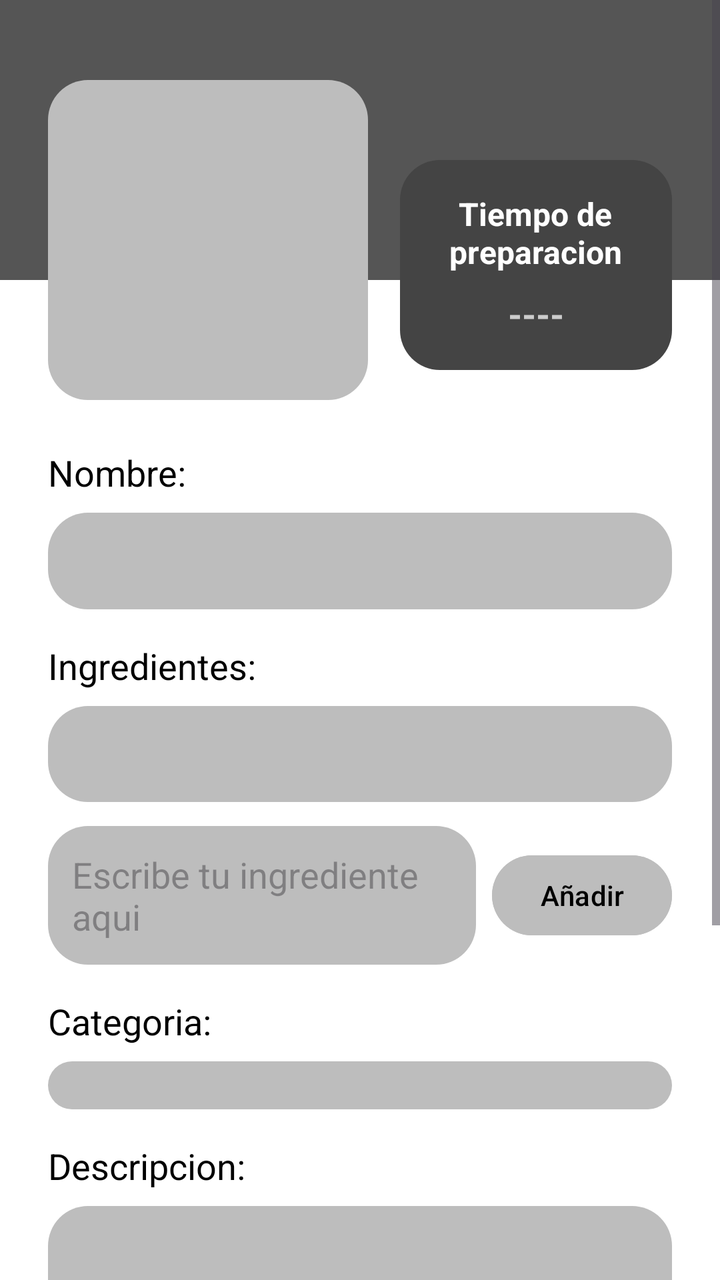
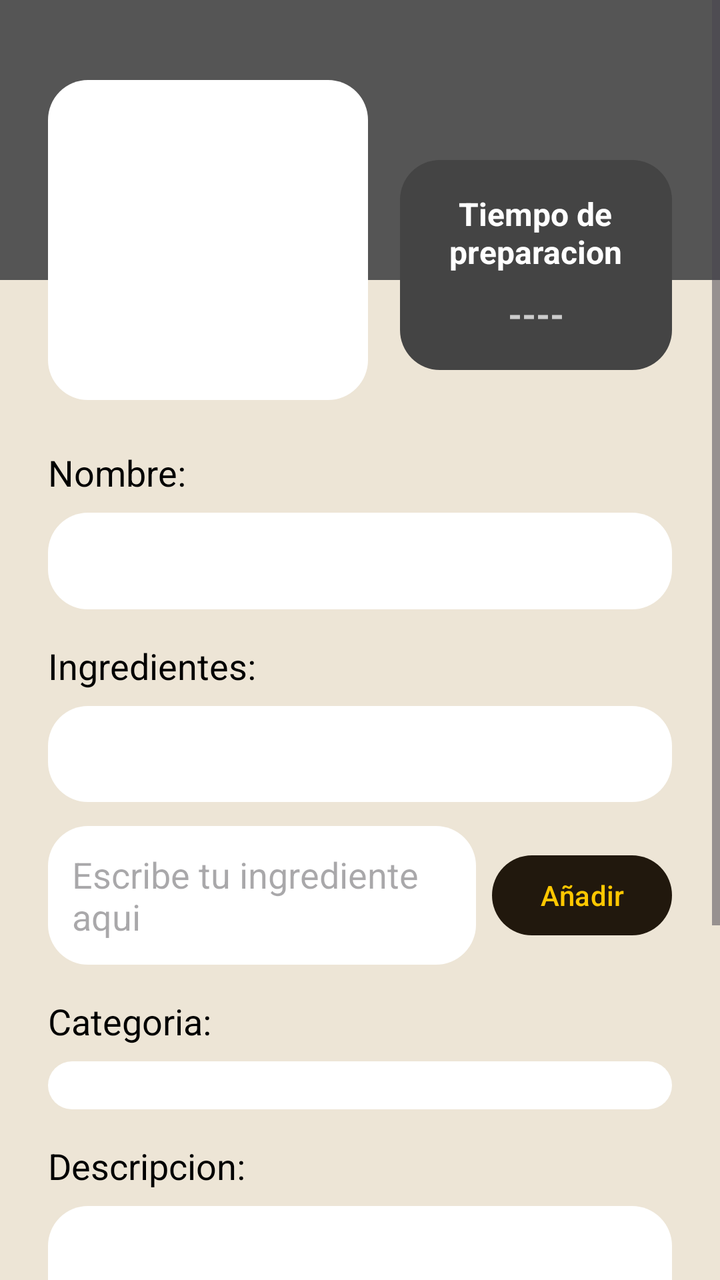

Before-and-after screenshots of an Android layout around one commit, followed by the original layout XML and the change that was made.
<!-- AndroidManifest.xml: application theme Theme.RefriMancia -->
<!-- res/layout/activity_create_recipe.xml -->
<?xml version="1.0" encoding="utf-8"?>
<ScrollView xmlns:android="http://schemas.android.com/apk/res/android"
    xmlns:app="http://schemas.android.com/apk/res-auto"
    android:layout_width="match_parent"
    android:layout_height="match_parent"
    android:background="#FFFFFF">

    <androidx.constraintlayout.widget.ConstraintLayout
        android:layout_width="match_parent"
        android:layout_height="wrap_content"
        android:paddingBottom="120dp">

        
        <View
            android:id="@+id/headerBackground"
            android:layout_width="match_parent"
            android:layout_height="140dp"
            android:background="#555555"
            app:layout_constraintTop_toTopOf="parent" />

        
        <FrameLayout
            android:id="@+id/imageContainer"
            android:layout_width="160dp"
            android:layout_height="160dp"
            android:layout_marginStart="24dp"
            android:layout_marginTop="40dp"
            android:background="@drawable/bg_input"
            android:padding="12dp"
            app:layout_constraintStart_toStartOf="parent"
            app:layout_constraintTop_toTopOf="parent">

            
            <com.google.android.material.imageview.ShapeableImageView
                android:id="@+id/recipeImagePlaceholder"
                android:layout_width="match_parent"
                android:layout_height="match_parent"
                android:scaleType="centerCrop"
                android:clickable="true"
                android:focusable="true"
                android:contentDescription="Imagen de la receta"
                app:shapeAppearanceOverlay="@style/RoundedShape" />
        </FrameLayout>

        
        <LinearLayout
            android:id="@+id/timeContainer"
            android:layout_width="0dp"
            android:layout_height="wrap_content"
            android:layout_marginStart="16dp"
            android:layout_marginEnd="24dp"
            android:layout_marginTop="80dp"
            android:background="@drawable/bg_input"
            android:backgroundTint="#444444"
            android:orientation="vertical"
            android:padding="16dp"
            android:gravity="center"
            app:layout_constraintEnd_toEndOf="parent"
            app:layout_constraintStart_toEndOf="@id/imageContainer"
            app:layout_constraintTop_toTopOf="parent">

            <TextView
                android:layout_width="wrap_content"
                android:layout_height="wrap_content"
                android:text="Tiempo de\npreparacion"
                android:textColor="#FFFFFF"
                android:textAlignment="center"
                android:textSize="16sp"
                android:textStyle="bold" />

            <TextView
                android:id="@+id/tvPrepTimeValue"
                android:layout_width="wrap_content"
                android:layout_height="wrap_content"
                android:layout_marginTop="8dp"
                android:text="----"
                android:textColor="#CCCCCC"
                android:textSize="18sp"
                android:textStyle="bold" />
        </LinearLayout>

        
        <TextView
            android:id="@+id/labelNombre"
            android:layout_width="wrap_content"
            android:layout_height="wrap_content"
            android:layout_marginStart="24dp"
            android:layout_marginTop="24dp"
            android:text="Nombre:"
            android:textColor="#000000"
            android:textSize="18sp"
            app:layout_constraintStart_toStartOf="parent"
            app:layout_constraintTop_toBottomOf="@id/imageContainer" />

        <EditText
            android:id="@+id/etRecipeName"
            android:layout_width="0dp"
            android:layout_height="wrap_content"
            android:layout_marginHorizontal="24dp"
            android:layout_marginTop="8dp"
            android:background="@drawable/bg_input"
            android:padding="12dp"
            app:layout_constraintEnd_toEndOf="parent"
            app:layout_constraintStart_toStartOf="parent"
            app:layout_constraintTop_toBottomOf="@id/labelNombre" />

        
        <TextView
            android:id="@+id/labelIngredientes"
            android:layout_width="wrap_content"
            android:layout_height="wrap_content"
            android:layout_marginStart="24dp"
            android:layout_marginTop="16dp"
            android:text="Ingredientes:"
            android:textColor="#000000"
            android:textSize="18sp"
            app:layout_constraintStart_toStartOf="parent"
            app:layout_constraintTop_toBottomOf="@id/etRecipeName" />

        <LinearLayout
            android:id="@+id/ingredientsList"
            android:layout_width="0dp"
            android:layout_height="wrap_content"
            android:layout_marginHorizontal="24dp"
            android:layout_marginTop="8dp"
            android:background="@drawable/bg_input"
            android:minHeight="48dp"
            android:orientation="vertical"
            android:padding="12dp"
            app:layout_constraintEnd_toEndOf="parent"
            app:layout_constraintStart_toStartOf="parent"
            app:layout_constraintTop_toBottomOf="@id/labelIngredientes">
        </LinearLayout>

        <EditText
            android:id="@+id/etNewIngredient"
            android:layout_width="0dp"
            android:layout_height="wrap_content"
            android:layout_marginStart="24dp"
            android:layout_marginTop="12dp"
            android:layout_marginEnd="8dp"
            android:background="@drawable/bg_input"
            android:hint="Escribe tu ingrediente aqui"
            android:padding="12dp"
            app:layout_constraintEnd_toStartOf="@id/btnAddIngredient"
            app:layout_constraintStart_toStartOf="parent"
            app:layout_constraintTop_toBottomOf="@id/ingredientsList" />

        <Button
            android:id="@+id/btnAddIngredient"
            android:layout_width="wrap_content"
            android:layout_height="wrap_content"
            android:layout_marginEnd="24dp"
            android:backgroundTint="#BDBDBD"
            android:text="Añadir"
            android:textAllCaps="false"
            android:textColor="#000000"
            app:layout_constraintBottom_toBottomOf="@id/etNewIngredient"
            app:layout_constraintEnd_toEndOf="parent"
            app:layout_constraintTop_toTopOf="@id/etNewIngredient" />

        
        <TextView
            android:id="@+id/labelCategoria"
            android:layout_width="wrap_content"
            android:layout_height="wrap_content"
            android:layout_marginStart="24dp"
            android:layout_marginTop="16dp"
            android:text="Categoria:"
            android:textColor="#000000"
            android:textSize="18sp"
            app:layout_constraintStart_toStartOf="parent"
            app:layout_constraintTop_toBottomOf="@id/etNewIngredient" />

        <Spinner
            android:id="@+id/spinnerCategory"
            android:layout_width="0dp"
            android:layout_height="wrap_content"
            android:layout_marginHorizontal="24dp"
            android:layout_marginTop="8dp"
            android:background="@drawable/bg_input"
            android:padding="12dp"
            app:layout_constraintEnd_toEndOf="parent"
            app:layout_constraintStart_toStartOf="parent"
            app:layout_constraintTop_toBottomOf="@id/labelCategoria" />

        
        <TextView
            android:id="@+id/labelDescripcion"
            android:layout_width="wrap_content"
            android:layout_height="wrap_content"
            android:layout_marginStart="24dp"
            android:layout_marginTop="16dp"
            android:text="Descripcion:"
            android:textColor="#000000"
            android:textSize="18sp"
            app:layout_constraintStart_toStartOf="parent"
            app:layout_constraintTop_toBottomOf="@id/spinnerCategory" />

        <EditText
            android:id="@+id/etRecipeDescription"
            android:layout_width="0dp"
            android:layout_height="wrap_content"
            android:layout_marginHorizontal="24dp"
            android:layout_marginTop="8dp"
            android:background="@drawable/bg_input"
            android:gravity="top"
            android:minLines="3"
            android:padding="12dp"
            app:layout_constraintEnd_toEndOf="parent"
            app:layout_constraintStart_toStartOf="parent"
            app:layout_constraintTop_toBottomOf="@id/labelDescripcion" />

        
        <Button
            android:id="@+id/btnPublish"
            android:layout_width="wrap_content"
            android:layout_height="wrap_content"
            android:layout_marginTop="24dp"
            android:layout_marginEnd="24dp"
            android:backgroundTint="#BDBDBD"
            android:paddingHorizontal="32dp"
            android:text="Publicar"
            android:textAllCaps="false"
            android:textColor="#000000"
            app:layout_constraintEnd_toEndOf="parent"
            app:layout_constraintTop_toBottomOf="@id/etRecipeDescription" />

    </androidx.constraintlayout.widget.ConstraintLayout>
</ScrollView>
<!-- resources referenced by this layout -->
<resources>
  <!-- drawable bg_input (drawable) -->
  <shape xmlns:android="http://schemas.android.com/apk/res/android">
      <solid android:color="#BDBDBD"/> 
      <corners android:radius="20dp"/>
  </shape>
  <style name="RoundedShape" parent="">
          <item name="cornerFamily">rounded</item>
          <item name="cornerSize">15dp</item>
      </style>
  <style name="Theme.RefriMancia" parent="Base.Theme.RefriMancia" />
  <style name="Base.Theme.RefriMancia" parent="Theme.Material3.DayNight.NoActionBar">
          
          
          <item name="android:statusBarColor">?attr/colorPrimary</item>
          <item name="android:windowLightStatusBar">false</item>
          
      </style>
</resources>

<!-- the commit's change to res/layout/activity_create_recipe.xml (unified diff, before → after) -->
@@ -1,9 +1,10 @@
 <?xml version="1.0" encoding="utf-8"?>
 <ScrollView xmlns:android="http://schemas.android.com/apk/res/android"
     xmlns:app="http://schemas.android.com/apk/res-auto"
+    style="@style/fondoPantallas"
     android:layout_width="match_parent"
     android:layout_height="match_parent"
-    android:background="#FFFFFF">
+    >
 
     <androidx.constraintlayout.widget.ConstraintLayout
         android:layout_width="match_parent"
@@ -147,14 +148,13 @@
             app:layout_constraintTop_toBottomOf="@id/ingredientsList" />
 
         <Button
+            style="@style/estiloBotones"
             android:id="@+id/btnAddIngredient"
             android:layout_width="wrap_content"
             android:layout_height="wrap_content"
             android:layout_marginEnd="24dp"
-            android:backgroundTint="#BDBDBD"
             android:text="Añadir"
             android:textAllCaps="false"
-            android:textColor="#000000"
             app:layout_constraintBottom_toBottomOf="@id/etNewIngredient"
             app:layout_constraintEnd_toEndOf="parent"
             app:layout_constraintTop_toTopOf="@id/etNewIngredient" />
@@ -213,16 +213,15 @@
 
         
         <Button
+            style="@style/estiloBotones"
             android:id="@+id/btnPublish"
             android:layout_width="wrap_content"
             android:layout_height="wrap_content"
             android:layout_marginTop="24dp"
             android:layout_marginEnd="24dp"
-            android:backgroundTint="#BDBDBD"
             android:paddingHorizontal="32dp"
             android:text="Publicar"
             android:textAllCaps="false"
-            android:textColor="#000000"
             app:layout_constraintEnd_toEndOf="parent"
             app:layout_constraintTop_toBottomOf="@id/etRecipeDescription" />
 
<!-- resource entries referenced after the edit -->
@@ -2,14 +2,24 @@
 <resources>
   <!-- drawable bg_input (drawable) -->
   <shape xmlns:android="http://schemas.android.com/apk/res/android">
-      <solid android:color="#BDBDBD"/> 
+      <solid android:color="#FFFFFF"/> 
       <corners android:radius="20dp"/>
   </shape>
   <style name="RoundedShape" parent="">
           <item name="cornerFamily">rounded</item>
           <item name="cornerSize">15dp</item>
       </style>
+  <style name="estiloBotones">
+          <item name="android:textColor">@color/amarillo</item>
+          <item name="backgroundTint">@color/marron_oscuro</item>
+      </style>
+  <style name="fondoPantallas">
+          <item name="android:background">@color/beige</item>
+      </style>
   <style name="Theme.RefriMancia" parent="Base.Theme.RefriMancia" />
+  <color name="amarillo">#fdc700</color>
+  <color name="marron_oscuro">#21180d</color>
+  <color name="beige">#ede5d6</color>
   <style name="Base.Theme.RefriMancia" parent="Theme.Material3.DayNight.NoActionBar">
           
           
